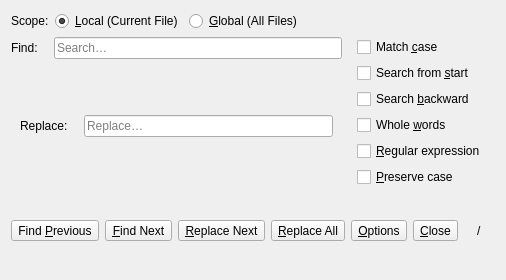
Before: the Qt Designer form App/ui/panels/findreplacepanel.ui in djeada/Lightpad, drawn with Qt 5.
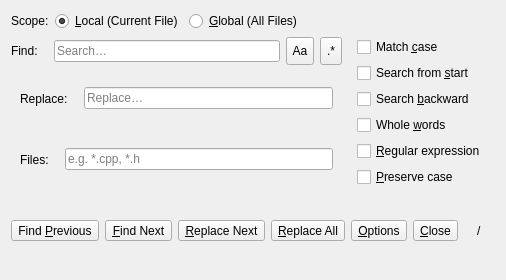
After: the same form once the commit is applied.

Commit message:
Add inline case-sensitive and regex toggles, file mask filter for global search
- Add Aa (Match Case) toggle button inline next to search field
- Add .* (Regex) toggle button inline next to search field
- Inline toggles stay synced with the Options panel checkboxes
- Toggling either flag re-triggers the active search immediately
- Add Files: input row (visible only in Global mode) for
  comma-separated glob patterns (e.g. *.cpp, *.h)
- When a file mask is set, global search uses it instead of the
  built-in extension list
- Hide inline toggles and file mask row in Vim command mode

```diff
--- a/App/ui/panels/findreplacepanel.ui
+++ b/App/ui/panels/findreplacepanel.ui
@@ -104,11 +104,42 @@
           </widget>
          </item>
          <item>
-          <layout class="QVBoxLayout" name="verticalLayout_2">
-           <property name="sizeConstraint">
-            <enum>QLayout::SetNoConstraint</enum>
+          <widget class="QToolButton" name="btnMatchCase">
+           <property name="text">
+            <string>Aa</string>
            </property>
-          </layout>
+           <property name="checkable">
+            <bool>true</bool>
+           </property>
+           <property name="toolTip">
+            <string>Match Case</string>
+           </property>
+           <property name="maximumSize">
+            <size>
+             <width>28</width>
+             <height>28</height>
+            </size>
+           </property>
+          </widget>
+         </item>
+         <item>
+          <widget class="QToolButton" name="btnRegex">
+           <property name="text">
+            <string>.*</string>
+           </property>
+           <property name="checkable">
+            <bool>true</bool>
+           </property>
+           <property name="toolTip">
+            <string>Use Regular Expression</string>
+           </property>
+           <property name="maximumSize">
+            <size>
+             <width>28</width>
+             <height>28</height>
+            </size>
+           </property>
+          </widget>
          </item>
         </layout>
        </item>
@@ -154,6 +185,51 @@
          </layout>
         </widget>
        </item>
+        <item>
+         <widget class="QWidget" name="fileMaskWidget" native="true">
+          <layout class="QHBoxLayout" name="fileMaskLayout">
+           <property name="sizeConstraint">
+            <enum>QLayout::SetNoConstraint</enum>
+           </property>
+           <item>
+            <widget class="QLabel" name="fileMaskLabel">
+             <property name="text">
+              <string>Files:</string>
+             </property>
+             <property name="textFormat">
+              <enum>Qt::PlainText</enum>
+             </property>
+            </widget>
+           </item>
+           <item>
+            <spacer name="horizontalSpacer_5">
+             <property name="orientation">
+              <enum>Qt::Horizontal</enum>
+             </property>
+             <property name="sizeType">
+              <enum>QSizePolicy::Minimum</enum>
+             </property>
+             <property name="sizeHint" stdset="0">
+              <size>
+               <width>10</width>
+               <height>20</height>
+              </size>
+             </property>
+            </spacer>
+           </item>
+           <item>
+            <widget class="QLineEdit" name="fileMaskEdit">
+             <property name="placeholderText">
+              <string>e.g. *.cpp, *.h</string>
+             </property>
+             <property name="toolTip">
+              <string>Comma-separated file patterns to include (e.g. *.cpp, *.h)</string>
+             </property>
+            </widget>
+           </item>
+          </layout>
+         </widget>
+        </item>
       </layout>
      </item>
      <item>
```
The commit also changes 1 other file.
